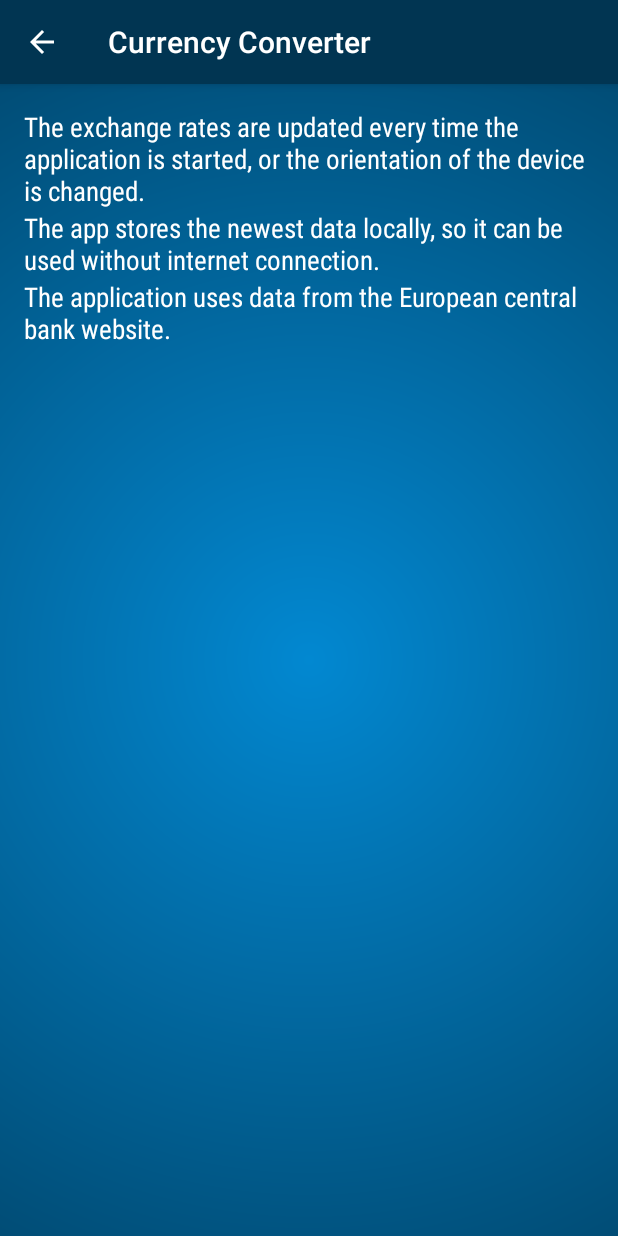
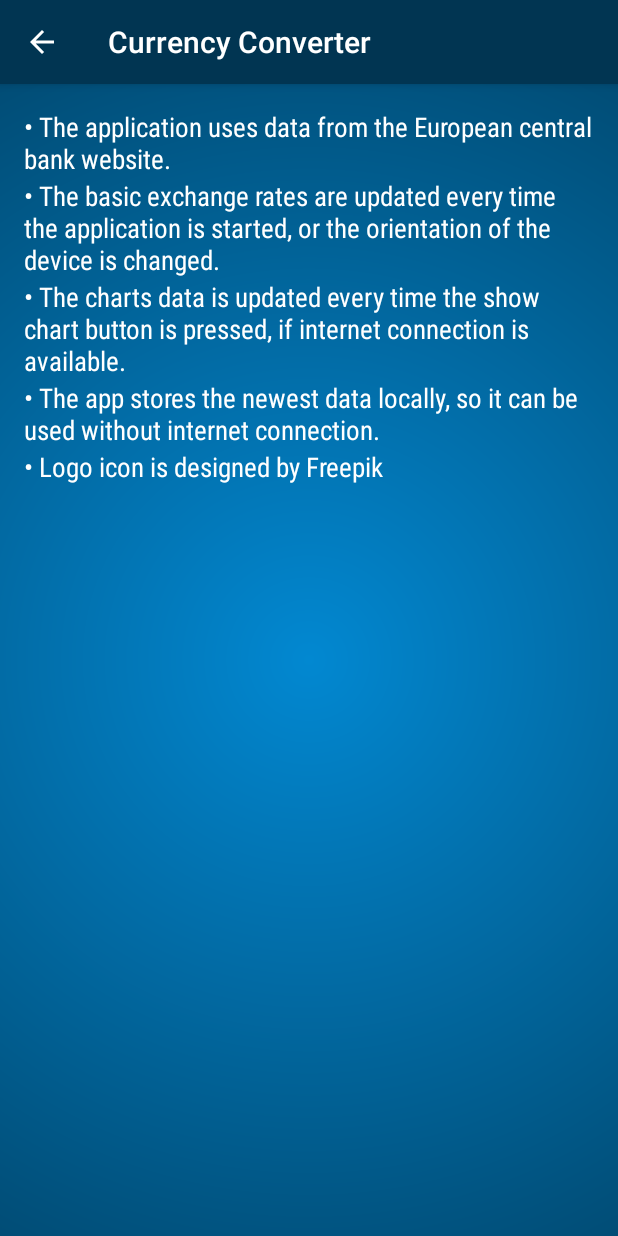
Before and after one commit to KaloyanBogoslovov/SimpleCurrencyConvertor, an Android app: the screen it shows after launch (AboutActivity), in the options menu, after a tap on "About", on a phone screen of 412 x 824 dp. Run offline under Robolectric (Android 15) with nearby library versions, the phone set to English and light mode, and no system bars; 2 statements that could not run were skipped.

```diff
--- a/app/src/main/java/com/bogoslovov/kaloyan/simplecurrencyconvertor/activities/MainActivity.java
+++ b/app/src/main/java/com/bogoslovov/kaloyan/simplecurrencyconvertor/activities/MainActivity.java
@@ -27,6 +27,7 @@ import android.widget.Toast;
 
 import com.bogoslovov.kaloyan.simplecurrencyconvertor.Calculations;
 import com.bogoslovov.kaloyan.simplecurrencyconvertor.R;
+import com.bogoslovov.kaloyan.simplecurrencyconvertor.Utils;
 import com.bogoslovov.kaloyan.simplecurrencyconvertor.adapters.SpinnerAdapter;
 import com.bogoslovov.kaloyan.simplecurrencyconvertor.constants.Constants;
 import com.bogoslovov.kaloyan.simplecurrencyconvertor.db.HistoricalDataDbContract;
@@ -52,10 +53,6 @@ public class MainActivity extends AppCompatActivity implements LoaderManager.Loa
     private static int topSpinnerSelection=0;
     private static int bottomSpinnerSelection = 1;
     private SharedPreferences sharedPreferences;
-    private EditText editTextTop;
-    private EditText editTextBottom;
-    private Spinner spinnerBottom;
-    private Spinner spinnerTop;
     private XMLParser xmlParser;
     private LoadingFragment loadingFragment;
     private Calculations calculations = new Calculations(this);
@@ -65,6 +62,14 @@ public class MainActivity extends AppCompatActivity implements LoaderManager.Loa
         setContentView(R.layout.activity_main);
         checkForConnection(ECB_DAILY_LOADER);
         checkIfSharedPreferenceExists();
+        if (getIntent() != null && getIntent().getExtras()!=null){
+            Intent intent = getIntent();
+            String firstCurrency = intent.getStringExtra(Constants.FIRST_CURRENCY);
+            String secondCurrency = intent.getStringExtra(Constants.SECOND_CURRENCY);
+            topSpinnerSelection = Utils.getObjectNumber(Constants.currencyTags,firstCurrency);
+            bottomSpinnerSelection = Utils.getObjectNumber(Constants.currencyTags, secondCurrency);
+            System.out.println("blablabla");
+        }
         initSpinners();
         initSwapButton();
         initShowChartButton();
@@ -74,27 +79,6 @@ public class MainActivity extends AppCompatActivity implements LoaderManager.Loa
             getSupportActionBar().setElevation(0f);
         }
 
-    }
-
-    @Override
-    protected void onSaveInstanceState(Bundle outState) {
-        super.onSaveInstanceState(outState);
-        outState.putInt("top-spinner-selection",topSpinnerSelection);
-        outState.putInt("bottom-spinner-selection",bottomSpinnerSelection);
-        outState.putString("top-edit-text-value", editTextTop.getText().toString());
-        outState.putString("bottom-edit-text-value",editTextBottom.getText().toString());
-    }
-
-    @Override
-    protected void onRestoreInstanceState(Bundle savedInstanceState) {
-        super.onRestoreInstanceState(savedInstanceState);
-
-        bottomSpinnerSelection = savedInstanceState.getInt("bottom-spinner-selection");
-        topSpinnerSelection = savedInstanceState.getInt("top-spinner-selection");
-        spinnerBottom.setSelection(bottomSpinnerSelection);
-        spinnerTop.setSelection(topSpinnerSelection);
-        editTextTop.setText(savedInstanceState.getString("top-edit-text-value"));
-        editTextBottom.setText(savedInstanceState.getString("bottom-edit-text-value"));
     }
 
     private void checkForConnection(int loader){
@@ -220,8 +204,8 @@ public class MainActivity extends AppCompatActivity implements LoaderManager.Loa
     }
 
     private void initEditTextFields() {
-        editTextTop = (EditText) findViewById(R.id.edit_text_top);
-        editTextBottom = (EditText) findViewById(R.id.edit_text_bottom);
+        final EditText editTextTop = (EditText) findViewById(R.id.edit_text_top);
+        final EditText editTextBottom = (EditText) findViewById(R.id.edit_text_bottom);
 
         editTextTop.setText("1");
         editTextTop.addTextChangedListener(new TextWatcher() {
@@ -268,11 +252,11 @@ public class MainActivity extends AppCompatActivity implements LoaderManager.Loa
     private void initSpinners(){
         Constants constants = new Constants();
         final SpinnerAdapter spinnerAdapter = new SpinnerAdapter(this, R.layout.spinner_row,constants.currencies,constants.images);
-        spinnerBottom = (Spinner) findViewById(R.id.spinner_bottom);
-        spinnerTop = (Spinner) findViewById(R.id.spinner_top);
-        spinnerTop.setSelection(topSpinnerSelection);
+        Spinner spinnerBottom = (Spinner) findViewById(R.id.spinner_bottom);
+        Spinner spinnerTop = (Spinner) findViewById(R.id.spinner_top);
         spinnerTop.setAdapter(spinnerAdapter);
         spinnerBottom.setAdapter(spinnerAdapter);
+        spinnerTop.setSelection(topSpinnerSelection);
         spinnerBottom.setSelection(bottomSpinnerSelection);
         spinnerTop.setOnItemSelectedListener(new AdapterView.OnItemSelectedListener(){
             public void onItemSelected(AdapterView<?> adapterView, View view, int position, long l) {
--- a/app/src/main/java/com/bogoslovov/kaloyan/simplecurrencyconvertor/constants/Constants.java
+++ b/app/src/main/java/com/bogoslovov/kaloyan/simplecurrencyconvertor/constants/Constants.java
@@ -15,6 +15,10 @@ public class Constants {
     public static final String SECOND_CURRENCY = "second-currency";
     public static final String TAG_FRAGMENT = "tag";
 
+    public static final String [] currencyTags = {"EUR","USD","JPY","BGN","CZK","DKK","GBP","HUF","PLN","RON",
+        "SEK","CHF","NOK","HRK","RUB","TRY","AUD","BRL","CAD","CNY","HKD",
+        "IDR","ILS","INR","KRW","MXN","MYR","NZD","PHP","SGD","THB","ZAR"};
+
     public final String [] currencies={"EUR Euro", "USD US dollar", "JPY Japanese yen", "BGN Bulgarian lev", "CZK Czech koruna",
         "DKK Danish krone", "GBP Pound sterling", "HUF Hungarian forint", "PLN Polish zloty", "RON Romanian leu",
         "SEK Swedish krona", "CHF Swiss franc", "NOK Norwegian krone", "HRK Croatian kuna", "RUB Russian rouble",
@@ -31,8 +35,4 @@ public class Constants {
         R.drawable.mxn,R.drawable.myr,R.drawable.nzd,R.drawable.php,
         R.drawable.sgd,R.drawable.thb,R.drawable.zar};
 
-    public final String [] currencyTags = {"EUR","USD","JPY","BGN","CZK","DKK","GBP","HUF","PLN","RON",
-        "SEK","CHF","NOK","HRK","RUB","TRY","AUD","BRL","CAD","CNY","HKD",
-        "IDR","ILS","INR","KRW","MXN","MYR","NZD","PHP","SGD","THB","ZAR"};
-
 }
--- a/app/src/main/res/layout/activity_about.xml
+++ b/app/src/main/res/layout/activity_about.xml
@@ -7,18 +7,25 @@
     android:background="@xml/background"
     android:padding="16dp">
 
-
+    <TextView
+        android:text="@string/data_source_information"
+        style="@style/AboutActivityEditTextStyle"
+        android:id="@+id/textView3" />
     <TextView
         android:text="@string/update_information"
         style="@style/AboutActivityEditTextStyle"
         android:id="@+id/textView" />
     <TextView
+        android:text="@string/update_charts_information"
+        style="@style/AboutActivityEditTextStyle"
+        android:id="@+id/textView5" />
+    <TextView
         android:text="@string/data_storage_information"
         style="@style/AboutActivityEditTextStyle"
         android:id="@+id/textView2" />
     <TextView
-        android:text="@string/data_source_information"
+        android:text="@string/ic_maker"
         style="@style/AboutActivityEditTextStyle"
-        android:id="@+id/textView3" />
+        android:id="@+id/textView4" />
 
 </LinearLayout>
--- a/app/src/main/res/layout/spinner_row.xml
+++ b/app/src/main/res/layout/spinner_row.xml
@@ -14,9 +14,8 @@
         android:layout_marginRight="16dp"/>
     <TextView
         android:textColor="#FFFFFF"
-        android:textSize="20sp"
+        android:textSize="18sp"
         android:fontFamily="sans-serif-condensed"
-        android:maxLines="1"
         android:gravity="center_vertical"
         android:id="@+id/spinner_text_view"
         android:layout_height="match_parent"
--- a/app/src/main/res/values/strings.xml
+++ b/app/src/main/res/values/strings.xml
@@ -3,12 +3,14 @@
     <string name="action_about">About</string>
     <string name="button_name">Swap currencies</string>
     <string name="default_update_value">Last update: 2016-11-18</string>
-    <string name="update_information">  The exchange rates are updated every time the application is started, or the orientation of the device is changed.</string>
-    <string name="data_storage_information">  The app stores the newest data locally, so it can be used without internet connection.</string>
-    <string name="data_source_information">  The application uses data from the European central bank website.</string>
+    <string name="update_information"> • The basic exchange rates are updated every time the application is started, or the orientation of the device is changed.</string>
+    <string name="update_charts_information"> • The charts data is updated every time the show chart button is pressed, if internet connection is available.</string>
+    <string name="data_storage_information"> • The app stores the newest data locally, so it can be used without internet connection.</string>
+    <string name="data_source_information"> • The application uses data from the European central bank website.</string>
     <string name="exchange_rates_updated">Exchange rates updated</string>
     <string name="exchange_rates_update_failed">Exchange rates not updated. Try again later</string>
     <string name="charts_data_updated">Charts data updated</string>
     <string name="charts_data_update_failed">Charts data not updated. Try again later</string>
     <string name="please_wait">Please wait</string>
+    <string name="ic_maker"> • Logo icon is designed by Freepik</string>
 </resources>
```
Also changed, not shown: app/src/main/java/com/bogoslovov/kaloyan/simplecurrencyconvertor/Utils.java (added, +19 -0 lines), app/src/main/java/com/bogoslovov/kaloyan/simplecurrencyconvertor/activities/ChartActivity.java (+11 -17 lines), app/src/main/res/layout-land/activity_chart.xml (+6 -5 lines).
